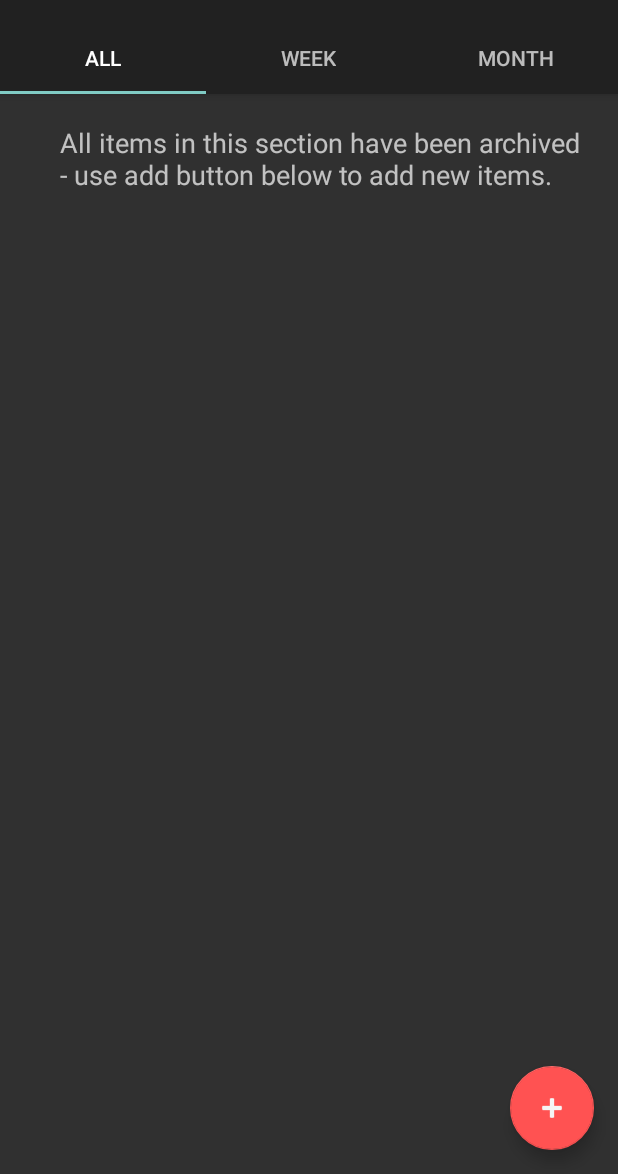
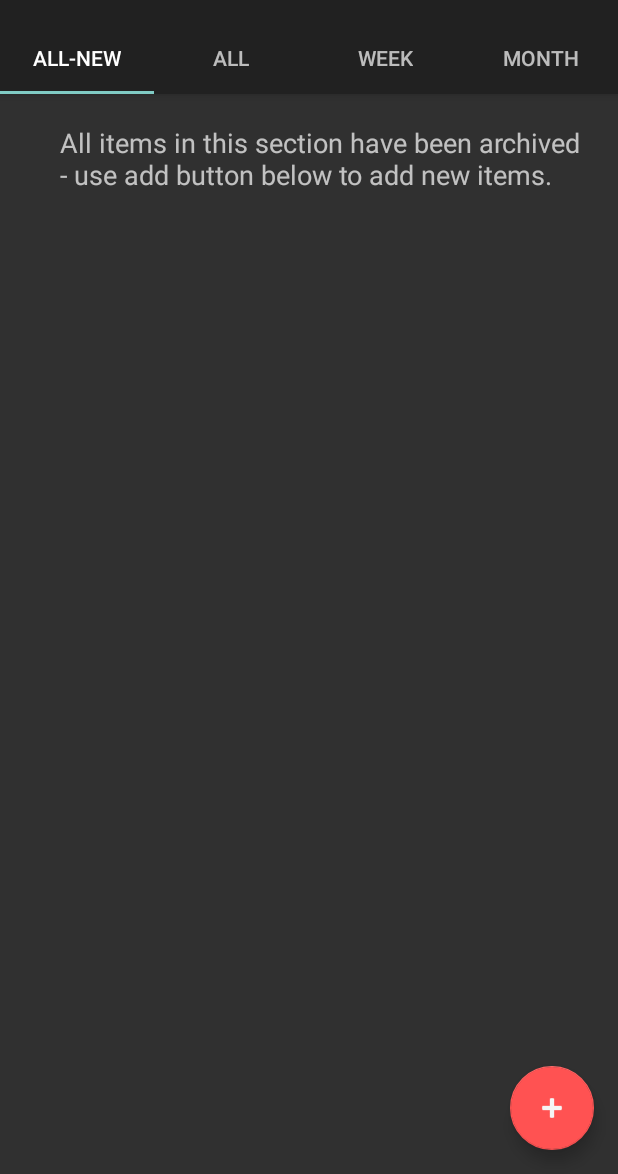
Before and after one commit to programistka/MakeMyShoppingList, an Android app: the ShowPredictionsActivity screen opened directly, with no data from a screen before it, on a phone screen of 412 x 824 dp, the part 62-1236 px from its top. Run offline under Robolectric (Android 15) with nearby library versions, the phone set to English and light mode, and no system bars; our stand-ins replace ButterKnife.

Commit message:
New temporary tab

```diff
--- a/app/src/main/java/com/programistka/makemyshoppinglist/predictions/SectionsPagerAdapter.java
+++ b/app/src/main/java/com/programistka/makemyshoppinglist/predictions/SectionsPagerAdapter.java
@@ -7,6 +7,7 @@ import androidx.fragment.app.FragmentPagerAdapter;
 
 import com.programistka.makemyshoppinglist.R;
 import com.programistka.makemyshoppinglist.predictions.fragments.AllFragment;
+import com.programistka.makemyshoppinglist.predictions.fragments.AllFragmentNew;
 import com.programistka.makemyshoppinglist.predictions.fragments.SevenDaysFragment;
 import com.programistka.makemyshoppinglist.predictions.fragments.ThirtyDaysFragment;
 
@@ -23,10 +24,12 @@ public class SectionsPagerAdapter extends FragmentPagerAdapter {
     public Fragment getItem(int position) {
         switch (position) {
             case 0:
+                return new AllFragmentNew();
+            case 1:
                 return new AllFragment();
-            case 1:
+            case 2:
                 return new SevenDaysFragment();
-            case 2:
+            case 3:
                 return new ThirtyDaysFragment();
         }
         return new AllFragment();
@@ -34,17 +37,19 @@ public class SectionsPagerAdapter extends FragmentPagerAdapter {
 
     @Override
     public int getCount() {
-        return 3;
+        return 4;
     }
 
     @Override
     public CharSequence getPageTitle(int position) {
         switch (position) {
             case 0:
+                return "All-new";
+            case 1:
                 return context.getString(R.string.all);
-            case 1:
+            case 2:
                 return context.getString(R.string.thisWeek);
-            case 2:
+            case 3:
                 return context.getString(R.string.thisMonth);
         }
         return null;
--- /dev/null
+++ b/app/src/main/java/com/programistka/makemyshoppinglist/predictions/fragments/AllFragmentNew.java
@@ -0,0 +1,78 @@
+package com.programistka.makemyshoppinglist.predictions.fragments;
+
+import android.os.Bundle;
+import android.view.LayoutInflater;
+import android.view.View;
+import android.view.ViewGroup;
+import android.widget.TextView;
+
+import androidx.annotation.Nullable;
+import androidx.fragment.app.Fragment;
+import androidx.recyclerview.widget.LinearLayoutManager;
+import androidx.recyclerview.widget.RecyclerView;
+
+import com.programistka.makemyshoppinglist.R;
+import com.programistka.makemyshoppinglist.models.EmptyItem;
+import com.programistka.makemyshoppinglist.predictions.PredictionsAdapter;
+import com.programistka.makemyshoppinglist.predictions.ShowPredictionsInteractor;
+import com.programistka.makemyshoppinglist.predictions.ShowPredictionsPresenter;
+import com.programistka.makemyshoppinglist.presenters.DbConfig;
+
+import java.util.List;
+
+public class AllFragmentNew extends Fragment {
+    PredictionsAdapter adapter;
+    RecyclerView recyclerView;
+
+    public AllFragmentNew() {
+    }
+
+    @Override
+    public void onCreate(Bundle savedInstanceState) {
+        super.onCreate(savedInstanceState);
+    }
+
+    @Override
+    public View onCreateView(LayoutInflater inflater, ViewGroup container,
+                             Bundle savedInstanceState) {
+        View view = inflater.inflate(R.layout.fragment_all_new, container, false);
+        return view;
+    }
+
+    @Override
+    public void onStart() {
+        super.onStart();
+    }
+
+    @Override
+    public void onViewCreated(View view, @Nullable Bundle savedInstanceState) {
+        super.onViewCreated(view, savedInstanceState);
+    }
+
+    @Override
+    public void onActivityCreated(@Nullable Bundle savedInstanceState) {
+        super.onActivityCreated(savedInstanceState);
+
+        recyclerView = (RecyclerView) getView().findViewById(R.id.fragmentItems_new);
+        recyclerView.setHasFixedSize(true);
+        LinearLayoutManager llm = new LinearLayoutManager(getActivity());
+        llm.setOrientation(LinearLayoutManager.VERTICAL);
+        recyclerView.setLayoutManager(llm);
+        initData();
+    }
+
+    private void initData() {
+        ShowPredictionsPresenter presenter = new ShowPredictionsPresenter(new ShowPredictionsInteractor(new DbConfig(), getContext()));
+        List<EmptyItem> predictions = presenter.getPredictions();
+        if (predictions.size() == 0) {
+            RecyclerView recyclerView = (RecyclerView) getView().findViewById(R.id.fragmentItems_new);
+            recyclerView.setVisibility(View.INVISIBLE);
+            TextView textView = (TextView) getView().findViewById(R.id.allItemsArchived);
+            textView.setVisibility(View.VISIBLE);
+            return;
+        }
+
+        adapter = new PredictionsAdapter(predictions);
+        recyclerView.setAdapter(adapter);
+    }
+}
--- /dev/null
+++ b/app/src/main/res/layout/fragment_all_new.xml
@@ -0,0 +1,27 @@
+<?xml version="1.0" encoding="utf-8"?>
+<LinearLayout xmlns:android="http://schemas.android.com/apk/res/android"
+    xmlns:app="http://schemas.android.com/apk/res-auto"
+    xmlns:tools="http://schemas.android.com/tools"
+    android:layout_width="match_parent"
+    android:layout_height="match_parent"
+    app:layout_behavior="@string/appbar_scrolling_view_behavior"
+    tools:context=".predictions.ShowPredictionsActivity">
+
+    <androidx.recyclerview.widget.RecyclerView
+        android:layout_width="wrap_content"
+        android:layout_height="wrap_content"
+        android:id="@+id/fragmentItems_new"
+        android:layout_marginLeft="10dp"
+        android:layout_marginTop="5dp"
+        android:layout_marginRight="10dp" />
+
+    <TextView
+        android:layout_width="match_parent"
+        android:layout_height="match_parent"
+        android:text="@string/all_items_have_been_archived_use_add_button_below_to_add_new_items"
+        android:id="@+id/allItemsArchived"
+        android:layout_gravity="center_vertical"
+        android:visibility="invisible"
+        android:layout_margin="20dp"
+        android:textSize="@dimen/abc_text_size_medium_material" />
+</LinearLayout>
```
